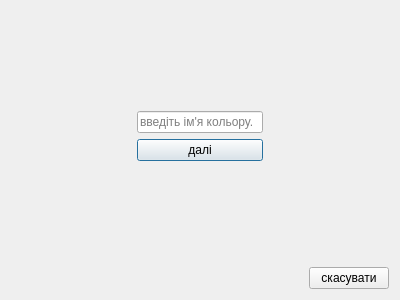
Before: the Qt Designer form palitrcolor/createcolordialog.ui in SpeRRy31/palitrcolor, drawn with Qt 5.
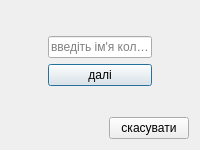
After: the same form once the commit is applied.

Patch:
```diff
--- a/palitrcolor/createcolordialog.ui
+++ b/palitrcolor/createcolordialog.ui
@@ -6,8 +6,8 @@
    <rect>
     <x>0</x>
     <y>0</y>
-    <width>400</width>
-    <height>300</height>
+    <width>200</width>
+    <height>150</height>
    </rect>
   </property>
   <property name="sizePolicy">
@@ -18,14 +18,14 @@
   </property>
   <property name="minimumSize">
    <size>
-    <width>400</width>
-    <height>300</height>
+    <width>200</width>
+    <height>150</height>
    </size>
   </property>
   <property name="maximumSize">
    <size>
-    <width>400</width>
-    <height>300</height>
+    <width>200</width>
+    <height>150</height>
    </size>
   </property>
   <property name="windowTitle">
```
